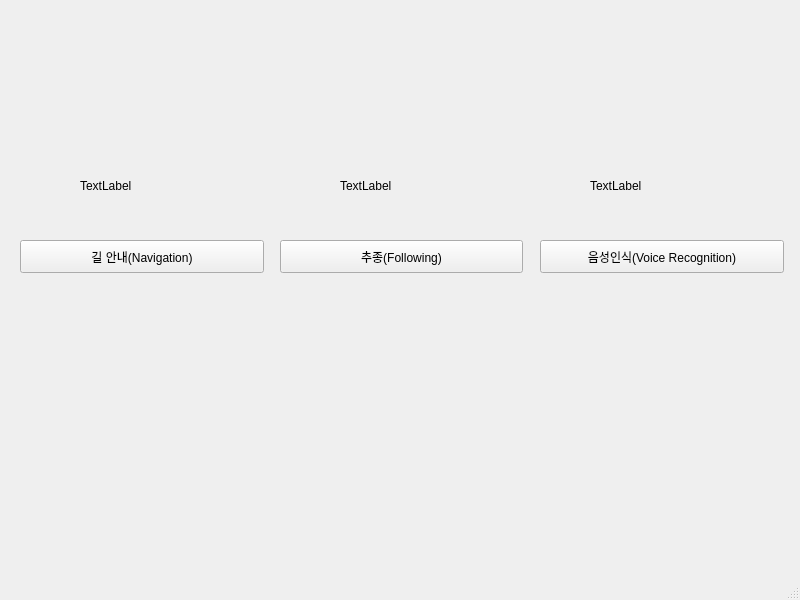
AWS-iOT-Team/python-GUI, file ui/mainScreen.ui: the form before one commit.
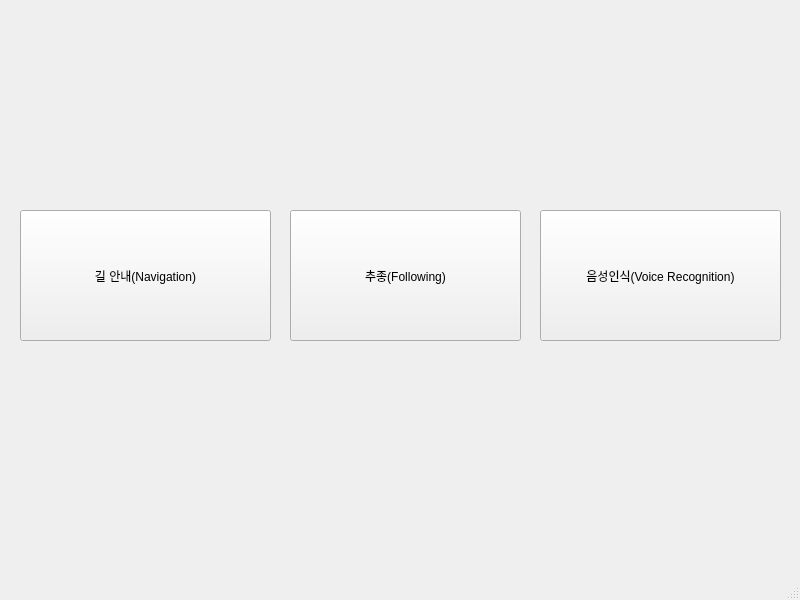
The form after the commit. Icons and pictures are not drawn.

Diff of the .ui file:
```diff
--- a/ui/mainScreen.ui
+++ b/ui/mainScreen.ui
@@ -18,9 +18,9 @@
     <property name="geometry">
      <rect>
       <x>20</x>
-      <y>240</y>
-      <width>244</width>
-      <height>33</height>
+      <y>210</y>
+      <width>251</width>
+      <height>131</height>
      </rect>
     </property>
     <property name="text">
@@ -30,10 +30,10 @@
    <widget class="QPushButton" name="Following_Btn">
     <property name="geometry">
      <rect>
-      <x>280</x>
-      <y>240</y>
-      <width>243</width>
-      <height>33</height>
+      <x>290</x>
+      <y>210</y>
+      <width>231</width>
+      <height>131</height>
      </rect>
     </property>
     <property name="text">
@@ -44,9 +44,9 @@
     <property name="geometry">
      <rect>
       <x>540</x>
-      <y>240</y>
-      <width>244</width>
-      <height>33</height>
+      <y>210</y>
+      <width>241</width>
+      <height>131</height>
      </rect>
     </property>
     <property name="text">
@@ -56,40 +56,61 @@
    <widget class="QLabel" name="label">
     <property name="geometry">
      <rect>
-      <x>80</x>
-      <y>150</y>
-      <width>141</width>
-      <height>71</height>
+      <x>90</x>
+      <y>100</y>
+      <width>121</width>
+      <height>91</height>
      </rect>
     </property>
+    <property name="styleSheet">
+     <string notr="true">image: url(:/Users/jwoh/WorkSpace/PyQt5forBeginner/02.02 PushButton/img/navigation.png);</string>
+    </property>
     <property name="text">
-     <string>TextLabel</string>
+     <string/>
+    </property>
+    <property name="pixmap">
+     <pixmap resource="../../../../Desktop/nav.qrc">:/Users/jwoh/WorkSpace/PyQt5forBeginner/02.02 PushButton/img/navigation.png</pixmap>
+    </property>
+    <property name="scaledContents">
+     <bool>true</bool>
     </property>
    </widget>
    <widget class="QLabel" name="label_2">
     <property name="geometry">
      <rect>
-      <x>340</x>
-      <y>150</y>
-      <width>141</width>
-      <height>71</height>
+      <x>330</x>
+      <y>90</y>
+      <width>131</width>
+      <height>101</height>
      </rect>
     </property>
+    <property name="styleSheet">
+     <string notr="true">image: url(:/Users/jwoh/WorkSpace/PyQt5forBeginner/02.02 PushButton/img/following.png);</string>
+    </property>
     <property name="text">
-     <string>TextLabel</string>
+     <string/>
+    </property>
+    <property name="pixmap">
+     <pixmap resource="../../../../Desktop/nav.qrc">:/Users/jwoh/WorkSpace/PyQt5forBeginner/02.02 PushButton/img/following.png</pixmap>
+    </property>
+    <property name="scaledContents">
+     <bool>true</bool>
     </property>
    </widget>
    <widget class="QLabel" name="label_3">
     <property name="geometry">
      <rect>
-      <x>590</x>
-      <y>150</y>
-      <width>141</width>
-      <height>71</height>
+      <x>600</x>
+      <y>90</y>
+      <width>121</width>
+      <height>101</height>
      </rect>
     </property>
+    <property name="styleSheet">
+     <string notr="true">image: url(:/Users/jwoh/WorkSpace/PyQt5forBeginner/02.02 PushButton/img/mic.png);</string>
+    </property>
     <property name="text">
-     <string>TextLabel</string>
+     <string/>
     </property>
    </widget>
   </widget>
```
Left out of the diff: 8 changed lines with no effect on the pictures.
